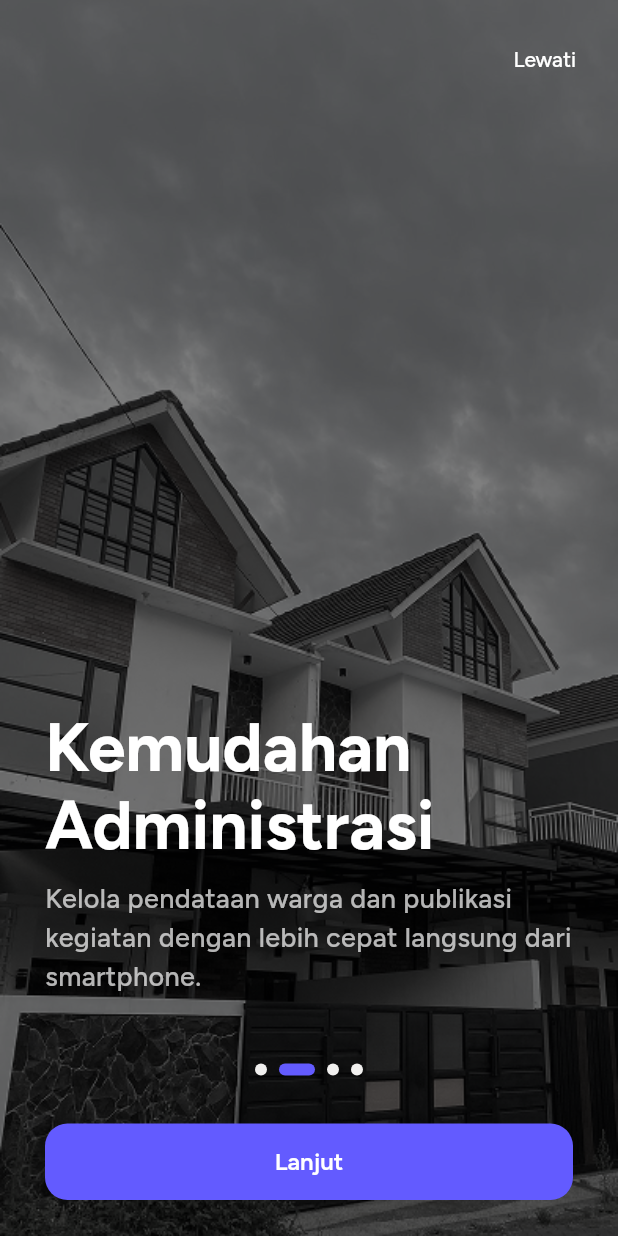
After one commit to Jawara-Land/jawara-pintar-mobile, a Flutter app: the OnboardingScreen screen opened by its route, after a tap on "Lanjut", on a phone screen of 412 x 824 dp. The commit adds this screen. Run offline on Flutter 3.47's test engine with Material 3 defaults, Android fonts, the phone set to English and light mode, and no system bars; our stand-ins replace get, google_fonts.

Commit message:
feat(onboarding): :sparkles: add onboarding
adding onboard8ng feature

```diff
--- a/lib/configs/routes/page.dart
+++ b/lib/configs/routes/page.dart
@@ -1,23 +1,9 @@
 import 'package:get/get.dart';
 import 'package:jawara_mobile/configs/routes/route.dart';
-import 'package:jawara_mobile/modules/features/announcement/bindings/announcement_binding.dart';
-import 'package:jawara_mobile/modules/features/announcement/view/ui/announcement_screen.dart';
-import 'package:jawara_mobile/modules/features/aspiration/bindings/aspiration_binding.dart';
-import 'package:jawara_mobile/modules/features/aspiration/view/ui/aspiration_screen.dart';
-import 'package:jawara_mobile/modules/features/home/bindings/home_binding.dart';
-import 'package:jawara_mobile/modules/features/home/view/ui/home_screen.dart';
-import 'package:jawara_mobile/modules/features/login/bindings/login_binding.dart';
-import 'package:jawara_mobile/modules/features/login/view/ui/login_screen.dart';
 import 'package:jawara_mobile/modules/features/main/bindings/main_binding.dart';
 import 'package:jawara_mobile/modules/features/main/view/ui/main_screen.dart';
-import 'package:jawara_mobile/modules/features/marketplace/bindings/marketplace_binding.dart';
-import 'package:jawara_mobile/modules/features/marketplace/view/ui/marketplace_screen.dart';
 import 'package:jawara_mobile/modules/features/onboarding/bindings/onboarding_binding.dart';
 import 'package:jawara_mobile/modules/features/onboarding/views/ui/onboarding_screen.dart';
-import 'package:jawara_mobile/modules/features/profile/bindings/profile_binding.dart';
-import 'package:jawara_mobile/modules/features/profile/view/ui/profile_screen.dart';
-import 'package:jawara_mobile/modules/features/register/bindings/register_binding.dart';
-import 'package:jawara_mobile/modules/features/register/view/ui/register_screen.dart';
 import 'package:jawara_mobile/modules/features/splash/bindings/splash_binding.dart';
 import 'package:jawara_mobile/modules/features/splash/view/ui/splash_screen.dart';
 
@@ -32,7 +18,11 @@ abstract class Pages {
       name: Routes.mainRoute,
       page: () => MainScreen(),
       binding: MainBinding(),
-      // middlewares: [AuthMiddleware()],
+    ),
+    GetPage(
+      name: Routes.onboardingRoute,
+      page: () => const OnboardingScreen(),
+      binding: OnboardingBinding(),
     ),
   ];
 }
--- a/lib/configs/routes/route.dart
+++ b/lib/configs/routes/route.dart
@@ -1,4 +1,5 @@
 abstract class Routes {
   static const String splashRoute = '/splash';
   static const String mainRoute = '/main';
+  static const String onboardingRoute = '/onboarding';
 }
--- /dev/null
+++ b/lib/modules/features/onboarding/bindings/onboarding_binding.dart
@@ -0,0 +1,9 @@
+import 'package:get/get.dart';
+import 'package:jawara_mobile/modules/features/onboarding/controllers/onboarding_controller.dart';
+
+class OnboardingBinding extends Bindings {
+  @override
+  void dependencies() {
+    Get.lazyPut<OnboardingController>(() => OnboardingController());
+  }
+}
--- /dev/null
+++ b/lib/modules/features/onboarding/constants/onboarding_api_constant.dart
@@ -0,0 +1,2 @@
+class OnboardingApiConstant {
+}
--- /dev/null
+++ b/lib/modules/features/onboarding/constants/onboarding_assets_constant.dart
@@ -0,0 +1,4 @@
+class OnboardingAssetsConstant {
+  OnboardingAssetsConstant._();
+  static String initialBackground = 'assets/images/initial_background.png';
+}
--- /dev/null
+++ b/lib/modules/features/onboarding/controllers/onboarding_controller.dart
@@ -0,0 +1,68 @@
+import 'package:flutter/material.dart';
+import 'package:get/get.dart';
+import 'package:jawara_mobile/modules/features/onboarding/constants/onboarding_assets_constant.dart';
+import 'package:jawara_mobile/modules/features/onboarding/models/onboarding_model.dart';
+
+class OnboardingController extends GetxController {
+  late PageController pageController;
+  RxInt currentPage = 0.obs;
+
+  final List<OnboardingModel> onboardingPages = [
+    OnboardingModel(
+      title: 'Jawara Pintar',
+      description:
+          'Solusi digital untuk manajemen keuangan dan kegiatan warga.',
+      backgroundImage: OnboardingAssetsConstant.initialBackground,
+      buttonLabel: 'Lanjut',
+    ),
+    OnboardingModel(
+      title: 'Kemudahan Administrasi',
+      description:
+          'Kelola pendataan warga dan publikasi kegiatan dengan lebih cepat langsung dari smartphone.',
+      backgroundImage: OnboardingAssetsConstant.initialBackground,
+      buttonLabel: 'Lanjut',
+    ),
+    OnboardingModel(
+      title: 'Marketplace Warga',
+      description:
+          'Mempermudah transaksi jual beli antar warga dan meningkatkan pemberdayaan UMKM lokal.',
+      backgroundImage: OnboardingAssetsConstant.initialBackground,
+      buttonLabel: 'Lanjut',
+    ),
+    OnboardingModel(
+      title: 'Selamat Datang',
+      description: 'Login untuk mengakses sistem Jawara Pintar.',
+      backgroundImage: OnboardingAssetsConstant.initialBackground,
+      buttonLabel: 'Masuk',
+    ),
+  ];
+
+  @override
+  void onInit() {
+    super.onInit();
+    pageController = PageController();
+  }
+
+  @override
+  void onClose() {
+    pageController.dispose();
+    super.onClose();
+  }
+
+  void onPageChanged(int page) {
+    currentPage.value = page;
+  }
+
+  void nextPage() {
+    if (currentPage.value < onboardingPages.length - 1) {
+      pageController.nextPage(
+        duration: const Duration(milliseconds: 300),
+        curve: Curves.easeInOut,
+      );
+    } else {
+    }
+  }
+
+  void skipOnboarding() {
+  }
+}
--- /dev/null
+++ b/lib/modules/features/onboarding/models/onboarding_model.dart
@@ -0,0 +1,13 @@
+class OnboardingModel {
+  final String title;
+  final String description;
+  final String? backgroundImage;
+  final String? buttonLabel;
+
+  OnboardingModel({
+    required this.title,
+    required this.description,
+    this.backgroundImage,
+    this.buttonLabel,
+  });
+}
--- /dev/null
+++ b/lib/modules/features/onboarding/views/components/onboarding_page.dart
@@ -0,0 +1,23 @@
+import 'package:flutter/material.dart';
+import 'package:jawara_mobile/modules/features/onboarding/constants/onboarding_assets_constant.dart';
+import 'package:jawara_mobile/modules/features/onboarding/models/onboarding_model.dart';
+
+class OnboardingPage extends StatelessWidget {
+  final OnboardingModel data;
+
+  const OnboardingPage({super.key, required this.data});
+
+  @override
+  Widget build(BuildContext context) {
+    return Stack(
+      fit: StackFit.expand,
+      children: [
+        Image.asset(
+          data.backgroundImage ?? OnboardingAssetsConstant.initialBackground,
+          fit: BoxFit.cover,
+        ),
+        Container(color: Colors.black.withOpacity(0.5)),
+      ],
+    );
+  }
+}
--- /dev/null
+++ b/lib/modules/features/onboarding/views/ui/onboarding_screen.dart
@@ -0,0 +1,196 @@
+import 'package:flutter/material.dart';
+import 'package:get/get.dart';
+import 'package:jawara_mobile/modules/features/onboarding/controllers/onboarding_controller.dart';
+import 'package:jawara_mobile/modules/features/onboarding/views/components/onboarding_page.dart';
+import 'package:jawara_mobile/shared/styles/app_styles.dart';
+
+class OnboardingScreen extends GetView<OnboardingController> {
+  const OnboardingScreen({super.key});
+
+  @override
+  Widget build(BuildContext context) {
+    return Scaffold(
+      body: Stack(
+        children: [
+
+          PageView.builder(
+            controller: controller.pageController,
+            onPageChanged: controller.onPageChanged,
+            itemCount: controller.onboardingPages.length,
+            itemBuilder: (context, index) {
+              final page = controller.onboardingPages[index];
+              return OnboardingPage(data: page);
+            },
+          ),
+
+          Positioned(
+            top: MediaQuery.of(context).padding.top + 16,
+            right: 16,
+            child: Obx(
+              () =>
+                  controller.currentPage.value <
+                      controller.onboardingPages.length - 1
+                  ? TextButton(
+                      onPressed: controller.skipOnboarding,
+                      child: Text(
+                        'Lewati',
+                        style: AppTextStyle.bodyMedium.copyWith(
+                          color: AppColor.textOnPrimary,
+                          fontWeight: FontWeight.w500,
+                        ),
+                      ),
+                    )
+                  : const SizedBox.shrink(),
+            ),
+          ),
+
+          Positioned(
+            top: 0,
+            left: 0,
+            right: 0,
+            bottom: 0,
+            child: Obx(() {
+              final page =
+                  controller.onboardingPages[controller.currentPage.value];
+              final isLastPage =
+                  controller.currentPage.value ==
+                  controller.onboardingPages.length - 1;
+              return Padding(
+                padding: EdgeInsets.fromLTRB(30, 0, 30, isLastPage ? 180 : 160),
+                child: Column(
+                  crossAxisAlignment: CrossAxisAlignment.start,
+                  mainAxisAlignment: MainAxisAlignment.end,
+                  children: [
+                    Text(
+                      page.title,
+                      style: Get.textTheme.displayMedium?.copyWith(
+                        color: AppColor.textOnPrimary,
+                        fontWeight: FontWeight.bold,
+                      ),
+                    ),
+                    const SizedBox(height: 10),
+                    Text(
+                      page.description,
+                      style: AppTextStyle.headingSmall.copyWith(
+                        color: AppColor.textOnPrimary.withValues(alpha: 0.7),
+                        fontWeight: FontWeight.w500,
+                      ),
+                    ),
+                  ],
+                ),
+              );
+            }),
+          ),
+
+          Positioned(
+            bottom: 0,
+            left: 0,
+            right: 0,
+            child: Container(
+              padding: EdgeInsets.fromLTRB(
+                30,
+                32,
+                30,
+                MediaQuery.of(context).padding.bottom + 24,
+              ),
+              child: Column(
+                mainAxisSize: MainAxisSize.min,
+                children: [
+                  // Dots Indicator
+                  Obx(() {
+                    final isLastPage =
+                        controller.currentPage.value ==
+                        controller.onboardingPages.length - 1;
+
+                    if (isLastPage) {
+                      return SizedBox.shrink();
+                    }
+                    return Row(
+                      mainAxisAlignment: MainAxisAlignment.center,
+                      children: List.generate(
+                        controller.onboardingPages.length,
+                        (index) => Container(
+                          height: 8,
+                          width: controller.currentPage.value == index ? 24 : 8,
+                          margin: const EdgeInsets.symmetric(horizontal: 4),
+                          decoration: BoxDecoration(
+                            color: controller.currentPage.value == index
+                                ? AppColor.primary
+                                : AppColor.surfaceVariant,
+                            borderRadius: BorderRadius.circular(4),
+                          ),
+                        ),
+                      ),
+                    );
+                  }),
+
+                  const SizedBox(height: 32),
+
+                  Obx(() {
+                    final isLastPage =
+                        controller.currentPage.value ==
+                        controller.onboardingPages.length - 1;
+                    return Row(
+                      children: [
+                        Expanded(
+                          child: ElevatedButton(
+                            style: ElevatedButton.styleFrom(
+                              backgroundColor: AppColor.primary,
+                              padding: const EdgeInsets.symmetric(vertical: 16),
+                              shape: RoundedRectangleBorder(
+                                borderRadius: BorderRadius.circular(15),
+                              ),
+                            ),
+                            onPressed: controller.nextPage,
+                            child: Text(
+                              isLastPage ? 'Masuk' : 'Lanjut',
+                              style: AppTextStyle.bodyLarge.copyWith(
+                                color: AppColor.textOnPrimary,
+                                fontWeight: FontWeight.w600,
+                              ),
+                            ),
+                          ),
+                        ),
+                      ],
+                    );
+                  }),
+
+                  Obx(() {
+                    final isLastPage =
+                        controller.currentPage.value ==
+                        controller.onboardingPages.length - 1;
+                    if (isLastPage) {
+                      return Row(
+                        mainAxisAlignment: MainAxisAlignment.center,
+                        children: [
+                          Text(
+                            'Belum punya akun? ',
+                            style: AppTextStyle.bodyLarge.copyWith(
+                              color: AppColor.textOnPrimary,
+                            ),
+                          ),
+                          TextButton(
+                            onPressed: () {
+                            },
+                            child: Text(
+                              'Daftar',
+                              style: AppTextStyle.bodyLarge.copyWith(
+                                color: AppColor.textOnPrimary,
+                                fontWeight: FontWeight.w900,
+                              ),
+                            ),
+                          ),
+                        ],
+                      );
+                    }
+                    return SizedBox.shrink();
+                  }),
+                ],
+              ),
+            ),
+          ),
+        ],
+      ),
+    );
+  }
+}
```
Also changed, not shown: assets/images/initial_background.png (added).
